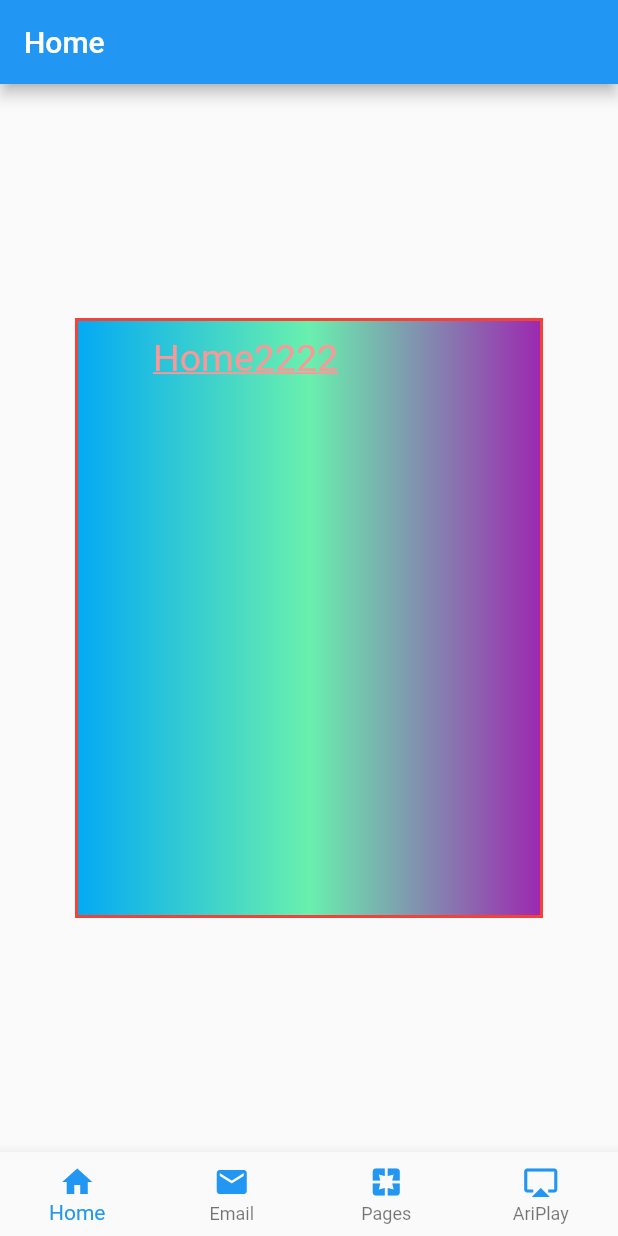
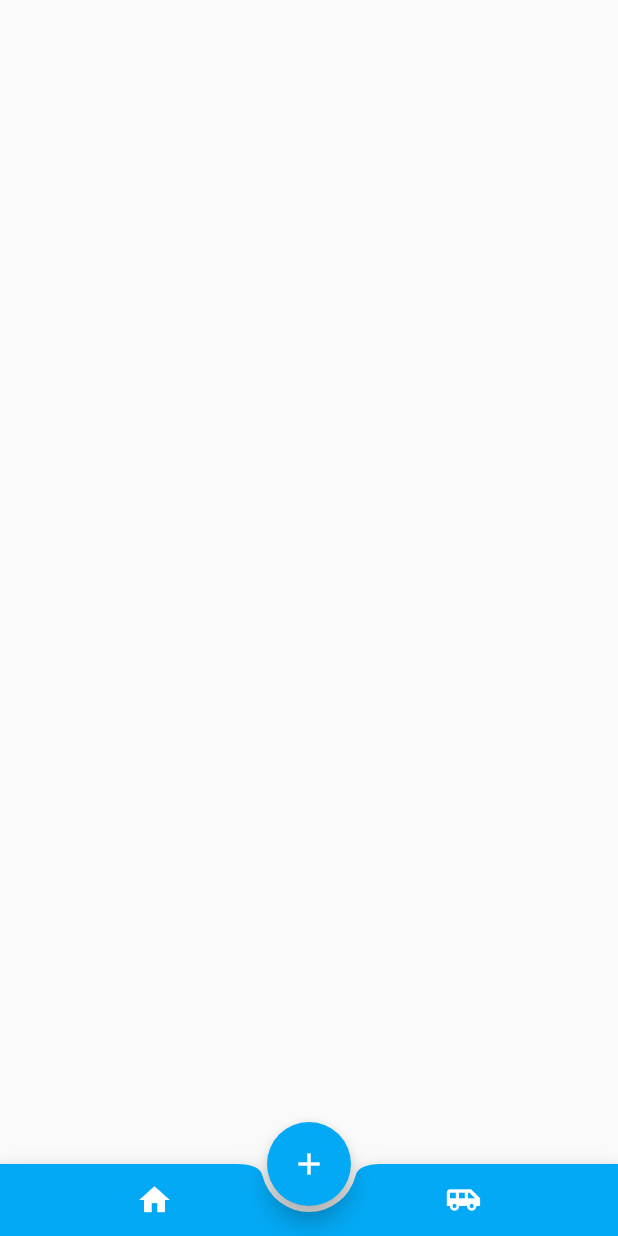
Before and after one commit to zhourusheng/flutter_demo, a Flutter app: the screen it shows after launch, on a phone screen of 412 x 824 dp. Run offline on Flutter 3.47's test engine with Material 2 defaults, Android fonts, the phone set to English and light mode, and no system bars.

Commit message:
不规则底部导航

```diff
--- /dev/null
+++ b/lib/bottom_appBar_demo.dart
@@ -0,0 +1,64 @@
+import 'package:flutter/material.dart';
+// 引入子页面
+// import 'each_view.dart';
+
+class BottomAppBarDemo extends StatefulWidget {
+  _BottomAppBarDemoState createState() => _BottomAppBarDemoState();
+}
+
+class _BottomAppBarDemoState extends State<BottomAppBarDemo> {
+  // List<Widget> _eachView; // 创建视图数组
+  // int _index = 0; // 数组索引，通过改变索引值改变视图
+
+  // @override
+  // void initState() {
+  //   super.initState();
+  //   _eachView = List();
+  //   _eachView
+  //     ..add(EachView('Home'))
+  //     ..add(EachView('Me'));
+  // }
+
+  @override
+  // Widget build(BuildContext, context) {  此处多写一个, 报错
+  Widget build(BuildContext context) {
+    return Scaffold(
+      // body: _eachView[_index],
+      floatingActionButton: FloatingActionButton(
+        onPressed: () {
+
+        },
+        tooltip: 'hahaha',
+        child: Icon(
+          Icons.add,
+          color: Colors.white,
+        ),
+      ),
+      floatingActionButtonLocation: FloatingActionButtonLocation.centerDocked,
+      bottomNavigationBar: BottomAppBar(
+        color: Colors.lightBlue,
+        shape: CircularNotchedRectangle(),
+        child: Row(
+          mainAxisSize: MainAxisSize.max,
+          mainAxisAlignment: MainAxisAlignment.spaceAround,
+          children: <Widget>[
+            IconButton(
+              icon: Icon(Icons.home),
+              color: Colors.white,
+              onPressed: () {
+
+              },
+            ),
+            IconButton(
+              icon: Icon(Icons.airport_shuttle),
+              color: Colors.white,
+              onPressed: () {
+
+              },
+            )
+          ],
+        ),
+      ),
+    );
+  }
+}
--- a/lib/main.dart
+++ b/lib/main.dart
@@ -1,19 +1,24 @@
 import 'package:flutter/material.dart';
 
-/**
- * bottomNavigation 底部导航条
- *   */
-import 'bottom_navigation_widget.dart';
+// bottomNavigation 底部导航条
+// import 'bottom_navigation_widget.dart';
 
+// 不规则底部工具栏
+import 'bottom_appBar_demo.dart';
 
+void main()=>runApp(new MyApp());
 
 class MyApp extends StatelessWidget {
   @override
   Widget build(BuildContext context) {
     return MaterialApp(
-      title: 'Flutter bottomNavigationBar',
-      theme: ThemeData.light(),
-      home: BottomNavigationWidget()
+      title: 'Flutter Demo',
+      // theme: ThemeData.light(),
+      // home: BottomNavigationWidget()
+      theme: ThemeData(
+        primarySwatch: Colors.lightBlue
+      ),
+      home: BottomAppBarDemo(),
     );
   }
 }
@@ -53,7 +58,3 @@ class MyApp extends StatelessWidget {
 //     );
 //   }
 // }
-
-
-
-Future main() async => runApp(new MyApp());
--- a/lib/pages/home_screen.dart
+++ b/lib/pages/home_screen.dart
@@ -1,5 +1,6 @@
 import 'package:flutter/material.dart';
 
+// StatelessWidget(不可变控件)
 class HomeScreen extends StatelessWidget {
   @override
   Widget build(BuildContext context) {
```
Also changed, not shown: lib/each_view.dart (added, +25 -0 lines).
